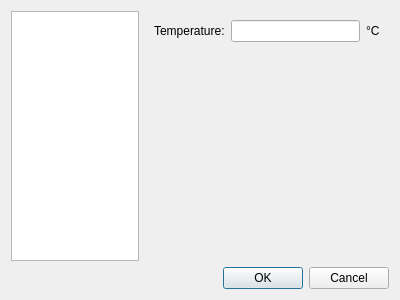
Before: the Qt Designer form src/configdialog.ui in flysight/flysight-viewer-qt, drawn with Qt 5.
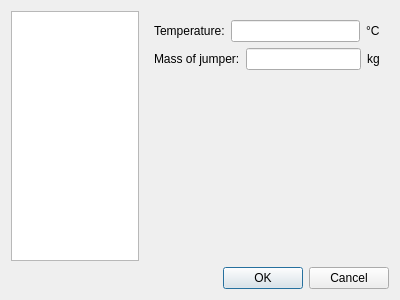
After: the same form once the commit is applied.

Diff of the .ui file:
```diff
--- a/src/configdialog.ui
+++ b/src/configdialog.ui
@@ -132,6 +132,27 @@
              </item>
             </layout>
            </item>
+           <item>
+            <layout class="QHBoxLayout" name="horizontalLayout_5">
+             <item>
+              <widget class="QLabel" name="label_6">
+               <property name="text">
+                <string>Mass of jumper:</string>
+               </property>
+              </widget>
+             </item>
+             <item>
+              <widget class="QLineEdit" name="massEdit"/>
+             </item>
+             <item>
+              <widget class="QLabel" name="label_7">
+               <property name="text">
+                <string>kg</string>
+               </property>
+              </widget>
+             </item>
+            </layout>
+           </item>
            <item>
             <spacer name="verticalSpacer_3">
              <property name="orientation">
@@ -140,7 +161,7 @@
              <property name="sizeHint" stdset="0">
               <size>
                <width>20</width>
-               <height>200</height>
+               <height>172</height>
               </size>
              </property>
             </spacer>
```
